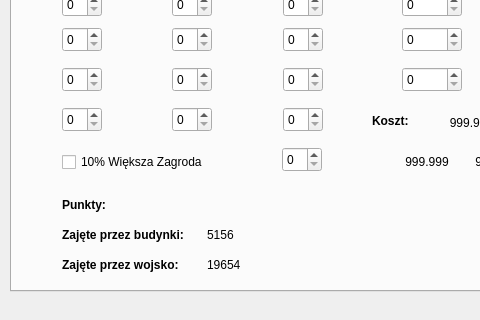
Above: tribalmain.ui from cranCode/tribalToolkit before the change; both pictures show x 0 to 480 and y 190 to 510 of the 700 by 510 pixel window. Below: the same form after it.
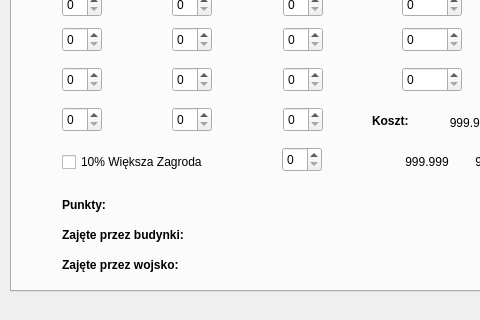
That is the form after the change. Icons and pictures are not drawn.

Commit message: Dziala lewa strona - liczy miejsca w zagrodzie (budynki)  oraz punkty. przetestowane tablice.

```diff
--- a/tribalmain.ui
+++ b/tribalmain.ui
@@ -686,7 +686,7 @@
        </rect>
       </property>
       <property name="text">
-       <string>5156</string>
+       <string/>
       </property>
      </widget>
      <widget class="QLabel" name="imgCK">
@@ -1063,7 +1063,7 @@
        </rect>
       </property>
       <property name="text">
-       <string>19654</string>
+       <string/>
       </property>
      </widget>
      <widget class="QLabel" name="textZajetePrzezWojsko">
```
The commit also changes 2 other files.
